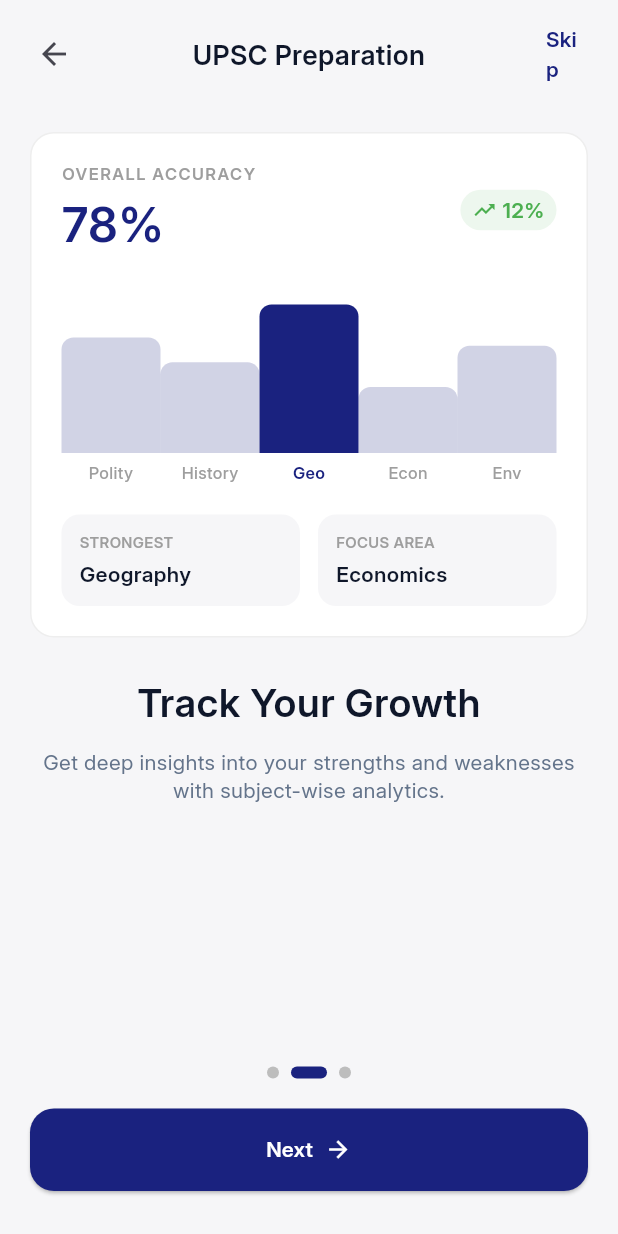
After one commit to AmanPatodia/upse_prep_app, a Flutter app: the screen it shows after launch, swiped to page 2, on a phone screen of 412 x 824 dp. The commit adds this screen. Run offline on Flutter 3.47's test engine with Material 3 defaults, Android fonts, the light colour scheme and no system bars; our stand-ins replace dio, fl_chart, flutter_bloc, flutter_secure_storage, go_router, hive and 1 more; accounts and stored records are empty.

Commit message:
Implemented a comprehensive onboarding flow and enhanced the authentication system with persistent session management and logout capabilities.
- **Onboarding Experience**:
  - Introduced `OnboardingFlowScreen` featuring a multi-page introduction to app features (All-in-One Prep, Analytics, and Focus Mode).
  - Added persistent tracking of onboarding status using Hive to ensure it only displays for new users.
  - Integrated the onboarding route into the main application router.

- **Authentication & Session Management**:
  - Enhanced `AuthRepository` with `restoreSession` and `clearSession` functionality, including a 6-hour TTL (Time-To-Live) for active sessions.
  - Updated `AuthCubit` to automatically restore user sessions on app startup with an asynchronous completion tracker.
  - Implemented a secure logout process that clears session data and resets onboarding status.
  - Updated `SplashScreen` logic to intelligently route users to the Dashboard, Login, or Onboarding based on their auth state and history.

- **UI & Settings**:
  - Added an "Account" section to the `SettingsScreen` with a logout button and confirmation dialog.
  - Defined new constants for onboarding persistence in `AppConstants`.
  - Refined navigation guards in `GoRouter` to handle public and protected routes based on the new auth state.

```diff
--- a/lib/app/router.dart
+++ b/lib/app/router.dart
@@ -13,6 +13,7 @@ import '../features/mains/presentation/mains_overview_screen.dart';
 import '../features/mcq/presentation/mcq_practice_screen.dart';
 import '../features/mcq/presentation/mock_test_screen.dart';
 import '../features/news/presentation/news_screen.dart';
+import '../features/onboarding/presentation/onboarding_flow_screen.dart';
 import '../features/prelims/presentation/prelims_overview_screen.dart';
 import '../features/pyq/presentation/pyq_result_screen.dart';
 import '../features/pyq/presentation/pyq_screen.dart';
@@ -31,6 +32,7 @@ GoRouter createAppRouter({required AuthCubit authCubit}) {
       final isLoggedIn = authCubit.state.isLoggedIn;
       final isAuthRoute =
           state.matchedLocation == '/splash' ||
+          state.matchedLocation == '/onboarding' ||
           state.matchedLocation == '/login' ||
           state.matchedLocation == '/signup';
 
@@ -50,6 +52,14 @@ GoRouter createAppRouter({required AuthCubit authCubit}) {
         pageBuilder:
             (context, state) =>
                 _buildTransitionPage(state: state, child: const SplashScreen()),
+      ),
+      GoRoute(
+        path: '/onboarding',
+        pageBuilder:
+            (context, state) => _buildTransitionPage(
+              state: state,
+              child: const OnboardingFlowScreen(),
+            ),
       ),
       GoRoute(
         path: '/login',
--- a/lib/core/constants/app_constants.dart
+++ b/lib/core/constants/app_constants.dart
@@ -9,4 +9,5 @@ class AppConstants {
   static const bookmarksBox = 'bookmarks_box';
   static const settingsBox = 'settings_box';
   static const authBox = 'auth_box';
+  static const onboardingSeenKey = 'onboarding_seen';
 }
--- a/lib/features/auth/presentation/bloc/auth_cubit.dart
+++ b/lib/features/auth/presentation/bloc/auth_cubit.dart
@@ -1,4 +1,5 @@
 import 'package:flutter_bloc/flutter_bloc.dart';
+import 'dart:async';
 
 import '../../data/auth_repository.dart';
 import '../../domain/auth_models.dart';
@@ -26,9 +27,26 @@ class AuthState {
 }
 
 class AuthCubit extends Cubit<AuthState> {
-  AuthCubit(this._authRepository) : super(const AuthState());
+  AuthCubit(this._authRepository) : super(const AuthState()) {
+    _restoreSession();
+  }
 
   final AuthRepository _authRepository;
+  final Completer<void> _restoreCompleter = Completer<void>();
+  Future<void> get restoreCompleted => _restoreCompleter.future;
+
+  Future<void> _restoreSession() async {
+    try {
+      final user = await _authRepository.restoreSession();
+      if (user != null) {
+        emit(AuthState(currentUser: user, isBusy: false));
+      }
+    } finally {
+      if (!_restoreCompleter.isCompleted) {
+        _restoreCompleter.complete();
+      }
+    }
+  }
 
   Future<bool> login({
     required String identifier,
@@ -74,7 +92,8 @@ class AuthCubit extends Cubit<AuthState> {
     return null;
   }
 
-  void logout() {
+  Future<void> logout() async {
+    await _authRepository.clearSession();
     emit(const AuthState());
   }
 }
--- /dev/null
+++ b/lib/features/onboarding/presentation/onboarding_flow_screen.dart
@@ -0,0 +1,515 @@
+import 'package:flutter/material.dart';
+import 'package:go_router/go_router.dart';
+import 'package:hive/hive.dart';
+
+import '../../../core/constants/app_constants.dart';
+
+class OnboardingFlowScreen extends StatefulWidget {
+  const OnboardingFlowScreen({super.key});
+
+  @override
+  State<OnboardingFlowScreen> createState() => _OnboardingFlowScreenState();
+}
+
+class _OnboardingFlowScreenState extends State<OnboardingFlowScreen> {
+  static const _primary = Color(0xFF1A227F);
+  final _controller = PageController();
+  int _index = 0;
+
+  @override
+  void dispose() {
+    _controller.dispose();
+    super.dispose();
+  }
+
+  Future<void> _markOnboardingSeen() async {
+    final settingsBox = Hive.box(AppConstants.settingsBox);
+    await settingsBox.put(AppConstants.onboardingSeenKey, true);
+  }
+
+  Future<void> _nextOrFinish() async {
+    if (_index < 2) {
+      _controller.nextPage(
+        duration: const Duration(milliseconds: 280),
+        curve: Curves.easeOutCubic,
+      );
+      return;
+    }
+    await _markOnboardingSeen();
+    if (!mounted) return;
+    context.go('/login');
+  }
+
+  Future<void> _skip() async {
+    await _markOnboardingSeen();
+    if (!mounted) return;
+    context.go('/login');
+  }
+
+  @override
+  Widget build(BuildContext context) {
+    final isDark = Theme.of(context).brightness == Brightness.dark;
+    final textSecondary =
+        isDark ? const Color(0xFF94A3B8) : const Color(0xFF64748B);
+
+    return Scaffold(
+      body: SafeArea(
+        child: Column(
+          children: [
+            _TopBar(
+              index: _index,
+              onBack: _index == 0
+                  ? null
+                  : () {
+                      _controller.previousPage(
+                        duration: const Duration(milliseconds: 240),
+                        curve: Curves.easeOutCubic,
+                      );
+                    },
+              onSkip: _skip,
+            ),
+            Expanded(
+              child: PageView(
+                controller: _controller,
+                onPageChanged: (value) => setState(() => _index = value),
+                children: [
+                  _IntroPage(textSecondary: textSecondary),
+                  _AnalyticsPage(textSecondary: textSecondary),
+                  _FocusPage(textSecondary: textSecondary),
+                ],
+              ),
+            ),
+            Padding(
+              padding: const EdgeInsets.fromLTRB(20, 8, 20, 30),
+              child: Column(
+                children: [
+                  Row(
+                    mainAxisAlignment: MainAxisAlignment.center,
+                    children: List.generate(
+                      3,
+                      (i) => _Dot(active: i == _index),
+                    ),
+                  ),
+                  const SizedBox(height: 20),
+                  SizedBox(
+                    width: double.infinity,
+                    height: 55,
+                    child: ElevatedButton(
+                      style: ElevatedButton.styleFrom(
+                        backgroundColor: _primary,
+                        shape: RoundedRectangleBorder(
+                          borderRadius: BorderRadius.circular(16),
+                        ),
+                      ),
+                      onPressed: _nextOrFinish,
+                      child: Row(
+                        mainAxisAlignment: MainAxisAlignment.center,
+                        children: [
+                          Text(
+                            _index == 2 ? 'Get Started' : 'Next',
+                            style: const TextStyle(fontWeight: FontWeight.bold),
+                          ),
+                          const SizedBox(width: 8),
+                          const Icon(Icons.arrow_forward),
+                        ],
+                      ),
+                    ),
+                  ),
+                ],
+              ),
+            ),
+          ],
+        ),
+      ),
+    );
+  }
+}
+
+class _TopBar extends StatelessWidget {
+  const _TopBar({
+    required this.index,
+    required this.onBack,
+    required this.onSkip,
+  });
+
+  final int index;
+  final VoidCallback? onBack;
+  final VoidCallback onSkip;
+
+  @override
+  Widget build(BuildContext context) {
+    const primary = Color(0xFF1A227F);
+    return Padding(
+      padding: const EdgeInsets.symmetric(horizontal: 12, vertical: 8),
+      child: Row(
+        children: [
+          SizedBox(
+            width: 48,
+            child: index == 0
+                ? const SizedBox.shrink()
+                : IconButton(
+                    onPressed: onBack,
+                    icon: const Icon(Icons.arrow_back),
+                  ),
+          ),
+          Expanded(
+            child: Text(
+              index == 0 ? 'UPSC Prep' : 'UPSC Preparation',
+              textAlign: TextAlign.center,
+              style: const TextStyle(fontSize: 18, fontWeight: FontWeight.bold),
+            ),
+          ),
+          SizedBox(
+            width: 48,
+            child: TextButton(
+              onPressed: onSkip,
+              child: const Text(
+                'Skip',
+                style: TextStyle(color: primary, fontWeight: FontWeight.w600),
+              ),
+            ),
+          ),
+        ],
+      ),
+    );
+  }
+}
+
+class _IntroPage extends StatelessWidget {
+  const _IntroPage({required this.textSecondary});
+
+  final Color textSecondary;
+
+  @override
+  Widget build(BuildContext context) {
+    return Column(
+      children: [
+        const Spacer(),
+        Center(
+          child: Container(
+            width: 280,
+            height: 280,
+            decoration: BoxDecoration(
+              shape: BoxShape.circle,
+              color: const Color(0xFF1A227F).withValues(alpha: 0.1),
+            ),
+            child: Stack(
+              alignment: Alignment.center,
+              children: [
+                Icon(
+                  Icons.shield,
+                  size: 220,
+                  color: const Color(0xFF1A227F).withValues(alpha: 0.15),
+                ),
+                const Icon(Icons.menu_book, size: 110, color: Color(0xFF1A227F)),
+                const Positioned(
+                  right: 40,
+                  bottom: 70,
+                  child: Icon(
+                    Icons.verified_user,
+                    size: 50,
+                    color: Color(0xFF1A227F),
+                  ),
+                ),
+              ],
+            ),
+          ),
+        ),
+        const SizedBox(height: 28),
+        const Text(
+          'All-in-One Prep',
+          textAlign: TextAlign.center,
+          style: TextStyle(fontSize: 28, fontWeight: FontWeight.w800),
+        ),
+        const SizedBox(height: 12),
+        Padding(
+          padding: const EdgeInsets.symmetric(horizontal: 24),
+          child: Text(
+            'Access daily current affairs, PYQs, and mains answer writing topics in one place.',
+            textAlign: TextAlign.center,
+            style: TextStyle(fontSize: 15, color: textSecondary),
+          ),
+        ),
+        const Spacer(),
+      ],
+    );
+  }
+}
+
+class _AnalyticsPage extends StatelessWidget {
+  const _AnalyticsPage({required this.textSecondary});
+
+  final Color textSecondary;
+
+  @override
+  Widget build(BuildContext context) {
+    final isDark = Theme.of(context).brightness == Brightness.dark;
+    return SingleChildScrollView(
+      padding: const EdgeInsets.symmetric(horizontal: 20),
+      child: Column(
+        children: [
+          Container(
+            padding: const EdgeInsets.all(20),
+            margin: const EdgeInsets.only(top: 16, bottom: 26),
+            decoration: BoxDecoration(
+              color: isDark ? Colors.white.withValues(alpha: 0.05) : Colors.white,
+              borderRadius: BorderRadius.circular(16),
+              border: Border.all(
+                color: isDark ? Colors.grey.shade800 : Colors.grey.shade200,
+              ),
+            ),
+            child: Column(
+              children: [
+                Row(
+                  mainAxisAlignment: MainAxisAlignment.spaceBetween,
+                  children: [
+                    Column(
+                      crossAxisAlignment: CrossAxisAlignment.start,
+                      children: const [
+                        Text(
+                          'OVERALL ACCURACY',
+                          style: TextStyle(
+                            fontSize: 11,
+                            fontWeight: FontWeight.w600,
+                            letterSpacing: 1,
+                            color: Colors.grey,
+                          ),
+                        ),
+                        SizedBox(height: 4),
+                        Text(
+                          '78%',
+                          style: TextStyle(
+                            fontSize: 32,
+                            fontWeight: FontWeight.bold,
+                            color: Color(0xFF1A227F),
+                          ),
+                        ),
+                      ],
+                    ),
+                    Container(
+                      padding: const EdgeInsets.symmetric(
+                        horizontal: 8,
+                        vertical: 4,
+                      ),
+                      decoration: BoxDecoration(
+                        color: Colors.green.withValues(alpha: 0.1),
+                        borderRadius: BorderRadius.circular(20),
+                      ),
+                      child: const Row(
+                        children: [
+                          Icon(Icons.trending_up, size: 16, color: Colors.green),
+                          SizedBox(width: 4),
+                          Text(
+                            '12%',
+                            style: TextStyle(
+                              color: Colors.green,
+                              fontWeight: FontWeight.bold,
+                            ),
+                          ),
+                        ],
+                      ),
+                    ),
+                  ],
+                ),
+                const SizedBox(height: 22),
+                const SizedBox(
+                  height: 130,
+                  child: Row(
+                    crossAxisAlignment: CrossAxisAlignment.end,
+                    children: [
+                      _Bar(label: 'Polity', height: 0.7),
+                      _Bar(label: 'History', height: 0.55),
+                      _Bar(label: 'Geo', height: 0.9, isHighlight: true),
+                      _Bar(label: 'Econ', height: 0.4),
+                      _Bar(label: 'Env', height: 0.65),
+                    ],
+                  ),
+                ),
+                const SizedBox(height: 20),
+                const Row(
+                  children: [
+                    Expanded(child: _InfoBox(title: 'Strongest', value: 'Geography')),
+                    SizedBox(width: 12),
+                    Expanded(child: _InfoBox(title: 'Focus Area', value: 'Economics')),
+                  ],
+                ),
+              ],
+            ),
+          ),
+          const Text(
+            'Track Your Growth',
+            textAlign: TextAlign.center,
+            style: TextStyle(fontSize: 26, fontWeight: FontWeight.bold),
+          ),
+          const SizedBox(height: 12),
+          Text(
+            'Get deep insights into your strengths and weaknesses with subject-wise analytics.',
+            textAlign: TextAlign.center,
+            style: TextStyle(color: textSecondary),
+          ),
+          const SizedBox(height: 20),
+        ],
+      ),
+    );
+  }
+}
+
+class _FocusPage extends StatelessWidget {
+  const _FocusPage({required this.textSecondary});
+
+  final Color textSecondary;
+
+  @override
+  Widget build(BuildContext context) {
+    final isDark = Theme.of(context).brightness == Brightness.dark;
+    return Column(
+      mainAxisAlignment: MainAxisAlignment.center,
+      children: [
+        Container(
+          width: 260,
+          height: 260,
+          margin: const EdgeInsets.only(bottom: 30),
+          decoration: BoxDecoration(
+            shape: BoxShape.circle,
+            color: const Color(0xFF1A227F).withValues(alpha: isDark ? 0.15 : 0.08),
+          ),
+          child: Stack(
+            alignment: Alignment.center,
+            children: [
+              Container(
+                width: 190,
+                height: 190,
+                decoration: BoxDecoration(
+                  shape: BoxShape.circle,
+                  border: Border.all(
+                    color: const Color(0xFF1A227F).withValues(alpha: 0.3),
+                    width: 4,
+                  ),
+                ),
+              ),
+              const Icon(
+                Icons.hourglass_empty,
+                size: 80,
+                color: Color(0xFF1A227F),
+              ),
+              const Positioned(
+                top: 40,
+                right: 50,
+                child: Icon(Icons.auto_awesome, size: 28, color: Color(0xFF1A227F)),
+              ),
+              const Positioned(
+                bottom: 60,
+                left: 50,
+                child: Icon(Icons.timer, size: 40, color: Color(0xFF1A227F)),
+              ),
+            ],
+          ),
+        ),
+        const Text(
+          'Deep Work Mode',
+          style: TextStyle(fontSize: 28, fontWeight: FontWeight.bold),
+        ),
+        const SizedBox(height: 12),
+        Padding(
+          padding: const EdgeInsets.symmetric(horizontal: 40),
+          child: Text(
+            'Build discipline and stay distraction-free with our integrated Focus Mode timer.',
+            textAlign: TextAlign.center,
+            style: TextStyle(color: textSecondary),
+          ),
+        ),
+      ],
+    );
+  }
+}
+
+class _Dot extends StatelessWidget {
+  const _Dot({this.active = false});
+
+  final bool active;
+
+  @override
+  Widget build(BuildContext context) {
+    return AnimatedContainer(
+      duration: const Duration(milliseconds: 220),
+      margin: const EdgeInsets.symmetric(horizontal: 4),
+      height: 8,
+      width: active ? 24 : 8,
+      decoration: BoxDecoration(
+        color: active ? const Color(0xFF1A227F) : Colors.grey.shade400,
+        borderRadius: BorderRadius.circular(20),
+      ),
+    );
+  }
+}
+
+class _Bar extends StatelessWidget {
+  const _Bar({required this.label, required this.height, this.isHighlight = false});
+
+  final String label;
+  final double height;
+  final bool isHighlight;
+
+  @override
+  Widget build(BuildContext context) {
+    return Expanded(
+      child: Column(
+        mainAxisAlignment: MainAxisAlignment.end,
+        children: [
+          Container(
+            height: 110 * height,
+            decoration: BoxDecoration(
+              color: isHighlight
+                  ? const Color(0xFF1A227F)
+                  : const Color(0xFF1A227F).withValues(alpha: 0.2),
+              borderRadius: const BorderRadius.vertical(top: Radius.circular(8)),
+            ),
+          ),
+          const SizedBox(height: 6),
+          Text(
+            label,
+            style: TextStyle(
+              fontSize: 11,
+              fontWeight: isHighlight ? FontWeight.bold : FontWeight.w500,
+              color: isHighlight ? const Color(0xFF1A227F) : Colors.grey,
+            ),
+          ),
+        ],
+      ),
+    );
+  }
+}
+
+class _InfoBox extends StatelessWidget {
+  const _InfoBox({required this.title, required this.value});
+
+  final String title;
+  final String value;
+
+  @override
+  Widget build(BuildContext context) {
+    final isDark = Theme.of(context).brightness == Brightness.dark;
+    return Container(
+      padding: const EdgeInsets.all(12),
+      decoration: BoxDecoration(
+        color: isDark ? Colors.white.withValues(alpha: 0.05) : const Color(0xFFF6F6F8),
+        borderRadius: BorderRadius.circular(12),
+      ),
+      child: Column(
+        crossAxisAlignment: CrossAxisAlignment.start,
+        children: [
+          Text(
+            title.toUpperCase(),
+            style: const TextStyle(
+              fontSize: 10,
+              fontWeight: FontWeight.bold,
+              color: Colors.grey,
+            ),
+          ),
+          const SizedBox(height: 4),
+          Text(value, style: const TextStyle(fontWeight: FontWeight.bold)),
+        ],
+      ),
+    );
+  }
+}
```
Also changed, not shown: lib/features/auth/data/auth_repository.dart (+60 -0 lines), lib/features/settings/presentation/settings_screen.dart (+57 -0 lines), lib/features/splash/presentation/splash_screen.dart (+22 -2 lines).
